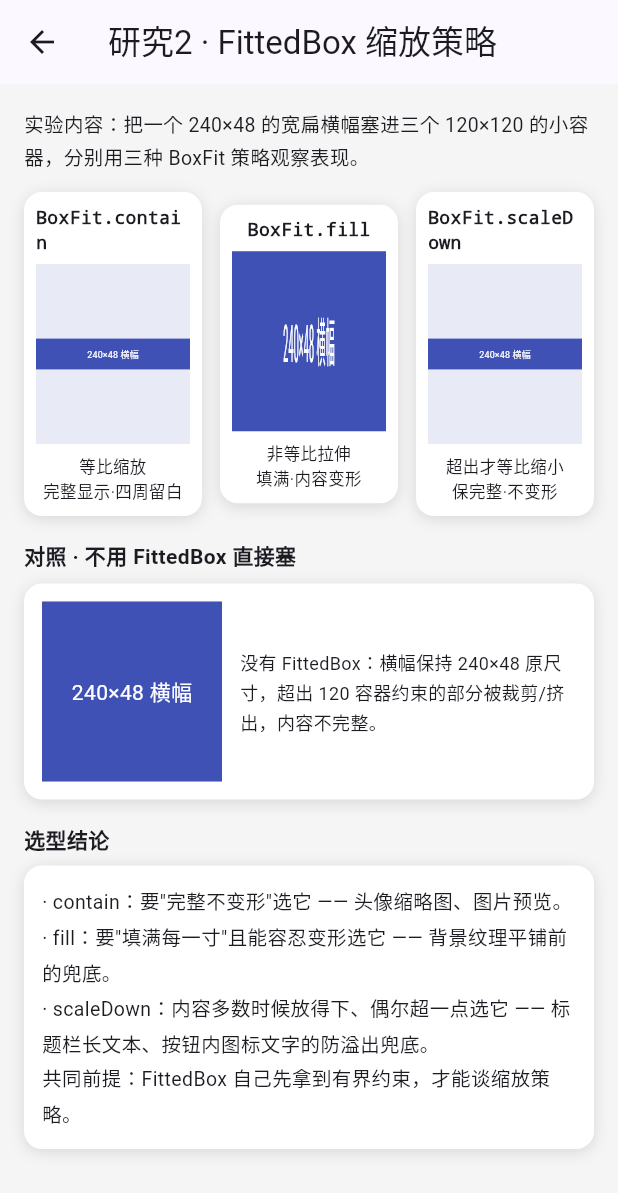
After one commit to cl0vers33/lecture6, a Flutter app: the screen it shows after launch, after a tap on "研究2 · FittedBox 缩放策略", on a phone screen of 412 x 824 dp. The commit adds this screen. Shown: the top 1193 px of the screen. Run offline on Flutter 3.47's test engine with Material 3 defaults, Android fonts, the phone set to English and light mode, and no system bars.

Commit message:
feat: independent research - constraint experiments, FittedBox comparison, ClipPath shapes

```diff
--- a/lib/main.dart
+++ b/lib/main.dart
@@ -1,7 +1,10 @@
 import 'package:flutter/material.dart';
 
 import 'pages/alignment_tasks.dart';
+import 'pages/clip_path_card.dart';
+import 'pages/constraint_experiment.dart';
 import 'pages/container_decoration.dart';
+import 'pages/fittedbox_experiment.dart';
 import 'pages/flex_experiment.dart';
 import 'pages/profile_card.dart';
 import 'pages/stack_badge.dart';
@@ -67,6 +70,25 @@ class HomePage extends StatelessWidget {
             subtitle: '圆角 / 阴影 / 留白 / 剪裁，三处卡片',
             page: const ContainerDecorationPage(),
           ),
+          _groupTitle('独立研究（选做）'),
+          _TaskTile(
+            icon: Icons.straighten,
+            title: '研究1 · 约束传递实验',
+            subtitle: '"撑不满"与"溢出"复现 + LayoutBuilder 读约束',
+            page: const ConstraintExperimentPage(),
+          ),
+          _TaskTile(
+            icon: Icons.fit_screen,
+            title: '研究2 · FittedBox 缩放策略',
+            subtitle: 'contain / fill / scaleDown 同一内容对比',
+            page: const FittedBoxExperimentPage(),
+          ),
+          _TaskTile(
+            icon: Icons.content_cut,
+            title: '研究3 · 自定义剪裁形状',
+            subtitle: 'ClipPath 异形卡片头图（波浪 / 斜切）',
+            page: const ClipPathCardPage(),
+          ),
         ],
       ),
     );
--- /dev/null
+++ b/lib/pages/fittedbox_experiment.dart
@@ -0,0 +1,157 @@
+import 'package:flutter/material.dart';
+
+/// 独立研究任务 2：FittedBox 缩放策略
+/// 同一内容 × contain / fill / scaleDown 效果对比与选型结论
+class FittedBoxExperimentPage extends StatelessWidget {
+  const FittedBoxExperimentPage({super.key});
+
+  @override
+  Widget build(BuildContext context) {
+    return Scaffold(
+      backgroundColor: Colors.grey[100],
+      appBar: AppBar(title: const Text('研究2 · FittedBox 缩放策略')),
+      body: ListView(
+        padding: const EdgeInsets.all(16),
+        children: [
+          const Text(
+            '实验内容：把一个 240×48 的宽扁横幅塞进三个 120×120 的小容器，'
+            '分别用三种 BoxFit 策略观察表现。',
+            style: TextStyle(fontSize: 13, height: 1.6),
+          ),
+          const SizedBox(height: 12),
+          Row(
+            children: [
+              Expanded(
+                child: _fitDemo(
+                  label: 'contain',
+                  fit: BoxFit.contain,
+                  note: '等比缩放\n完整显示·四周留白',
+                ),
+              ),
+              const SizedBox(width: 12),
+              Expanded(
+                child: _fitDemo(
+                  label: 'fill',
+                  fit: BoxFit.fill,
+                  note: '非等比拉伸\n填满·内容变形',
+                ),
+              ),
+              const SizedBox(width: 12),
+              Expanded(
+                child: _fitDemo(
+                  label: 'scaleDown',
+                  fit: BoxFit.scaleDown,
+                  note: '超出才等比缩小\n保完整·不变形',
+                ),
+              ),
+            ],
+          ),
+          const SizedBox(height: 16),
+          _sectionTitle('对照 · 不用 FittedBox 直接塞'),
+          Container(
+            padding: const EdgeInsets.all(12),
+            decoration: _cardDecoration(),
+            child: Row(
+              children: [
+                Container(
+                  width: 120,
+                  height: 120,
+                  color: Colors.indigo[50],
+                  // 直接放超尺寸内容：240 宽的横幅超出 120 容器
+                  child: _banner(),
+                ),
+                const SizedBox(width: 12),
+                const Expanded(
+                  child: Text(
+                    '没有 FittedBox：横幅保持 240×48 原尺寸，'
+                        '超出 120 容器约束的部分被裁剪/挤出，内容不完整。',
+                    style: TextStyle(fontSize: 12, height: 1.6),
+                  ),
+                ),
+              ],
+            ),
+          ),
+          const SizedBox(height: 16),
+          _sectionTitle('选型结论'),
+          Container(
+            padding: const EdgeInsets.all(12),
+            decoration: _cardDecoration(),
+            child: const Text(
+              '· contain：要"完整不变形"选它 —— 头像缩略图、图片预览。\n'
+              '· fill：要"填满每一寸"且能容忍变形选它 —— 背景纹理平铺前的兜底。\n'
+              '· scaleDown：内容多数时候放得下、偶尔超一点选它 —— 标题栏长文本、'
+              '按钮内图标文字的防溢出兜底。\n'
+              '共同前提：FittedBox 自己先拿到有界约束，才能谈缩放策略。',
+              style: TextStyle(fontSize: 13, height: 1.8),
+            ),
+          ),
+        ],
+      ),
+    );
+  }
+
+  Widget _sectionTitle(String text) => Padding(
+        padding: const EdgeInsets.only(bottom: 8),
+        child: Text(
+          text,
+          style: const TextStyle(fontSize: 14, fontWeight: FontWeight.bold),
+        ),
+      );
+
+  BoxDecoration _cardDecoration() => BoxDecoration(
+        color: Colors.white,
+        borderRadius: BorderRadius.circular(12),
+        boxShadow: const [
+          BoxShadow(color: Colors.black12, blurRadius: 8, offset: Offset(0, 2)),
+        ],
+      );
+
+  /// 被缩放的实验内容：240×48 宽扁横幅
+  Widget _banner() => Container(
+        width: 240,
+        height: 48,
+        color: Colors.indigo,
+        child: const Center(
+          child: Text(
+            '240×48 横幅',
+            style: TextStyle(fontSize: 14, color: Colors.white),
+          ),
+        ),
+      );
+
+  Widget _fitDemo({
+    required String label,
+    required BoxFit fit,
+    required String note,
+  }) {
+    return Container(
+      padding: const EdgeInsets.all(8),
+      decoration: _cardDecoration(),
+      child: Column(
+        children: [
+          Text(
+            'BoxFit.$label',
+            style: const TextStyle(
+              fontSize: 12,
+              fontWeight: FontWeight.bold,
+              fontFamily: 'monospace',
+            ),
+          ),
+          const SizedBox(height: 6),
+          Container(
+            width: 120,
+            height: 120,
+            color: Colors.indigo[50],
+            child: FittedBox(fit: fit, child: _banner()),
+          ),
+          const SizedBox(height: 6),
+          Text(
+            note,
+            textAlign: TextAlign.center,
+            style: const TextStyle(fontSize: 11, height: 1.5),
+          ),
+        ],
+      ),
+    );
+  }
+}
```
Also changed, not shown: lib/pages/clip_path_card.dart (added, +160 -0 lines), lib/pages/constraint_experiment.dart (added, +194 -0 lines).
